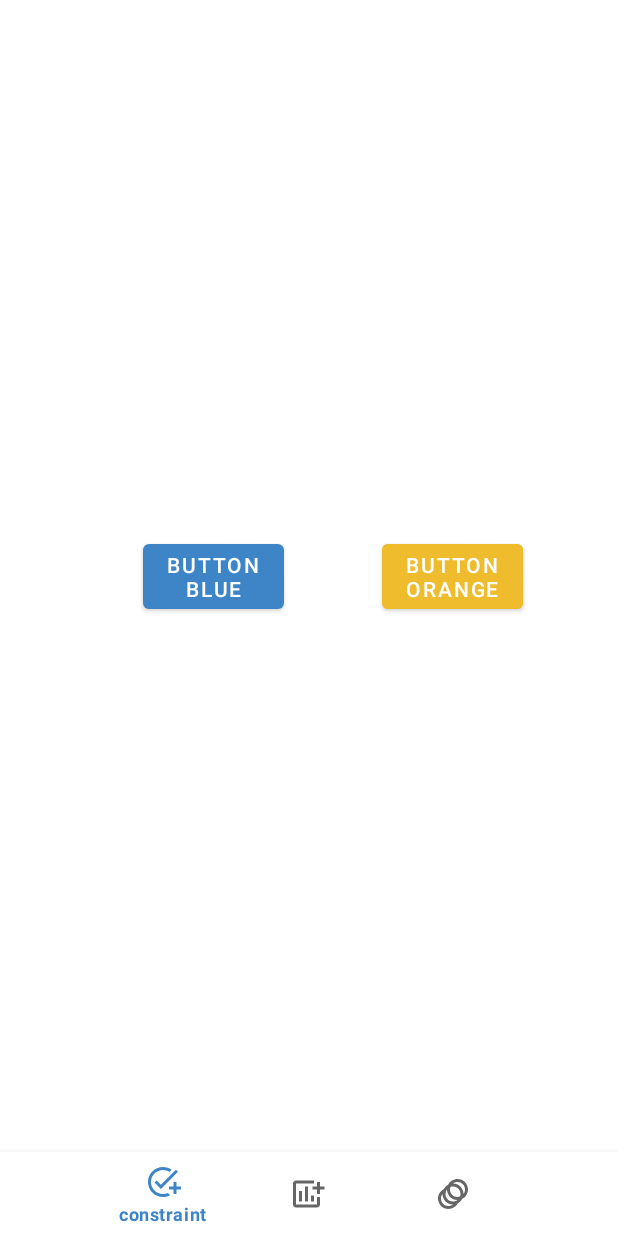
After one commit to vikzak/MaterialDesignMay, an Android app: the fragment MotionFragment placed in its activity, on a phone screen of 412 x 824 dp. The commit adds this screen. Run offline under Robolectric (Android 15) with nearby library versions, the phone set to English and light mode, and no system bars; Roboto replaces fonts that are not available here.

Commit message:
6) работа с Motion Scene: задание начальной и конечной анимации кнопок на 2х фрагментах

```diff
--- a/app/src/main/java/com/example/materialdesign/view/layout_maket/LayoutActivity.kt
+++ b/app/src/main/java/com/example/materialdesign/view/layout_maket/LayoutActivity.kt
@@ -7,6 +7,7 @@
 import com.example.materialdesign.databinding.ActivityLayoutBinding
 import com.example.materialdesign.view.layout_maket.constraint.ConstraintFragment
 import com.example.materialdesign.view.layout_maket.coordinator.CoordinatorFragment
+import com.example.materialdesign.view.layout_maket.motion.MotionFragment
 
 class LayoutActivity : AppCompatActivity() {
     lateinit var binding: ActivityLayoutBinding
@@ -27,7 +28,7 @@
                     true
                 }
                 R.id.bottom_motion -> {
-
+                    navigationTo(MotionFragment())
                     true
                 }
                 else -> true
--- /dev/null
+++ b/app/src/main/java/com/example/materialdesign/view/layout_maket/motion/MotionFragment.kt
@@ -0,0 +1,40 @@
+package com.example.materialdesign.view.layout_maket.motion
+
+import android.os.Bundle
+import android.view.*
+import androidx.fragment.app.Fragment
+import com.example.materialdesign.databinding.FragmentConstraintBinding
+import com.example.materialdesign.databinding.FragmentMotionStartBinding
+
+
+class MotionFragment : Fragment() {
+
+    private var _binding: FragmentMotionStartBinding? = null
+    private val binding: FragmentMotionStartBinding
+        get() = _binding!!
+
+
+    override fun onCreateView(
+        inflater: LayoutInflater,
+        container: ViewGroup?,
+        savedInstanceState: Bundle?
+    ): View? {
+        _binding = FragmentMotionStartBinding.inflate(inflater, container, false)
+        return binding.root
+    }
+
+    override fun onViewCreated(view: View, savedInstanceState: Bundle?) {
+        super.onViewCreated(view, savedInstanceState)
+    }
+
+
+    companion object {
+        @JvmStatic
+        fun newInstance() = MotionFragment()
+    }
+
+    override fun onDestroy() {
+        super.onDestroy()
+        _binding = null
+    }
+}
--- /dev/null
+++ b/app/src/main/res/layout/fragment_motion_start.xml
@@ -0,0 +1,36 @@
+<?xml version="1.0" encoding="utf-8"?>
+<androidx.constraintlayout.motion.widget.MotionLayout xmlns:android="http://schemas.android.com/apk/res/android"
+    xmlns:app="http://schemas.android.com/apk/res-auto"
+    xmlns:tools="http://schemas.android.com/tools"
+    android:layout_width="match_parent"
+    android:layout_height="match_parent"
+    app:layoutDescription="@xml/motion_scene">
+
+
+    <com.google.android.material.button.MaterialButton
+        android:id="@+id/materialButtonBlue"
+        android:layout_width="wrap_content"
+        android:layout_height="wrap_content"
+        android:text="Button\nBlue"
+        android:textColor="@color/white"
+        app:layout_constraintBottom_toBottomOf="parent"
+        app:layout_constraintEnd_toEndOf="parent"
+        app:layout_constraintHorizontal_bias="0.3"
+        app:layout_constraintStart_toStartOf="parent"
+        app:layout_constraintTop_toTopOf="parent" />
+
+    <com.google.android.material.button.MaterialButton
+        android:id="@+id/materialButtonOnange"
+        android:layout_width="wrap_content"
+        android:layout_height="wrap_content"
+        app:layout_constraintHorizontal_bias="0.8"
+        android:backgroundTint="@color/paletteorange_600"
+        android:text="Button\nOrange"
+        android:textColor="@color/white"
+        app:layout_constraintBottom_toBottomOf="parent"
+        app:layout_constraintEnd_toEndOf="parent"
+        app:layout_constraintStart_toStartOf="parent"
+        app:layout_constraintTop_toTopOf="parent" />
+
+
+</androidx.constraintlayout.motion.widget.MotionLayout>
--- /dev/null
+++ b/app/src/main/res/xml/motion_scene.xml
@@ -0,0 +1,18 @@
+<?xml version="1.0" encoding="utf-8"?>
+<MotionScene xmlns:app="http://schemas.android.com/apk/res-auto">
+    <Transition
+        app:constraintSetStart="@layout/fragment_motion_start"
+        app:constraintSetEnd="@layout/fragment_motion_end"
+        app:duration="700">
+
+        <OnClick app:targetId="@+id/materialButtonBlue"/>
+    </Transition>
+
+
+    <Transition
+        app:constraintSetStart="@layout/fragment_motion_end"
+        app:constraintSetEnd="@layout/fragment_motion_start"
+        app:duration="700">
+        <OnClick app:targetId="@+id/materialButtonOnange"/>
+    </Transition>
+</MotionScene>
```
Also changed, not shown: app/src/main/res/layout/fragment_motion_end.xml (added, +36 -0 lines).
